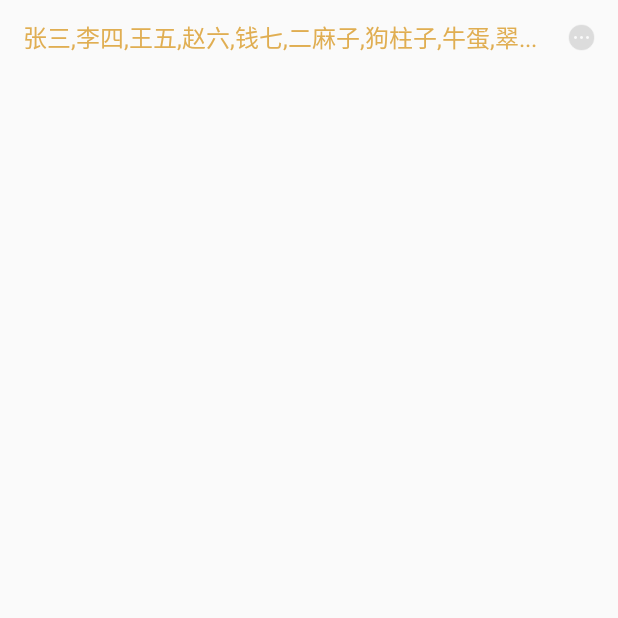
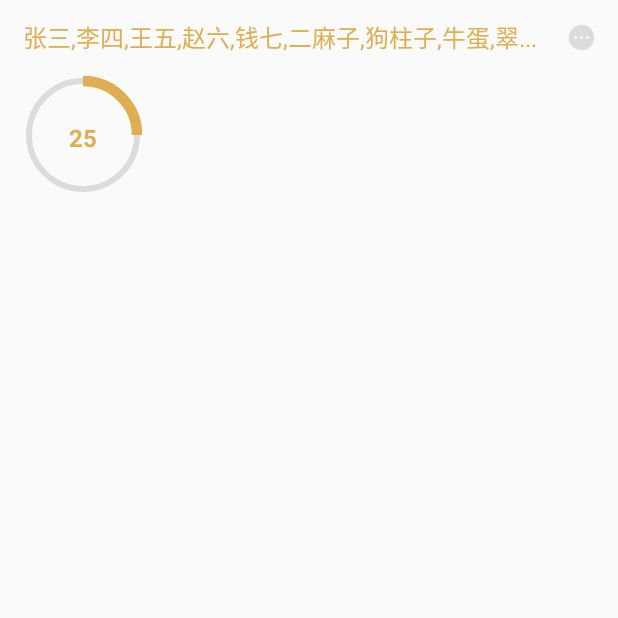
Before and after one commit to wzping/WzpKits, an Android app: the WidgetUseActivity screen opened directly, with no data from a screen before it, on a phone screen of 412 x 824 dp, the top half of it. Run offline under Robolectric (Android 15) with nearby library versions, the phone set to English and light mode, and no system bars; our stand-ins replace ButterKnife, CircleImageView.

Commit message:
widget-RoundProgressBar

```diff
--- /dev/null
+++ b/WzpLibs/src/main/java/wzp/libs/widget/RoundProgressBar.java
@@ -0,0 +1,267 @@
+package wzp.libs.widget;
+
+import android.content.Context;
+import android.content.res.TypedArray;
+import android.graphics.Canvas;
+import android.graphics.Color;
+import android.graphics.Paint;
+import android.graphics.RectF;
+import android.graphics.Typeface;
+import android.util.AttributeSet;
+import android.view.View;
+
+import wzp.libs.R;
+
+
+/**
+ * 自定义圆环进度
+ */
+public class RoundProgressBar extends View {
+	//画笔
+	private Paint paint;
+
+	//环形默认背景颜色
+	private int roundColor;
+	//环形进度背景颜色
+	private int roundProgressColor;
+	//圆环默认宽度
+	private float roundWidth;
+	//圆环进度宽度
+	private float roundProgressWidth;
+	//进度最大值，默认100
+	private int max;
+	//进度样式，默认为环形样式
+	private int style;
+	//环形样式 默认
+	private static final int STROKE = 0;
+	//饼状样式
+	private static final int FILL = 1;
+	//进度文字显示颜色
+	private int textColor;
+	//进度文字显示大小
+	private float textSize;
+	//进度文字显示的标识，默认为true
+	private boolean textIsDisplayable;
+	//是否展示% ，默认展示true
+	private boolean percentIsDisplayable;
+
+	//进度值
+	private int progress;
+
+
+	public RoundProgressBar(Context context) {
+		this(context, null);
+	}
+
+	public RoundProgressBar(Context context, AttributeSet attrs) {
+		this(context, attrs, 0);
+	}
+
+	public RoundProgressBar(Context context, AttributeSet attrs, int defStyle) {
+		super(context, attrs, defStyle);
+
+		paint = new Paint();
+
+		TypedArray mTypedArray = context.obtainStyledAttributes(attrs, R.styleable.RoundProgressBar);
+		//圆环默认显示颜色
+		roundColor = mTypedArray.getColor(R.styleable.RoundProgressBar_roundColor, Color.RED);
+		//圆环进度条颜色
+		roundProgressColor = mTypedArray.getColor(R.styleable.RoundProgressBar_roundProgressColor, Color.GREEN);
+		//圆环默认宽度
+		roundWidth = mTypedArray.getDimension(R.styleable.RoundProgressBar_roundWidth, 5);
+		//圆环进度宽度
+		roundProgressWidth = mTypedArray.getDimension(R.styleable.RoundProgressBar_roundProgressWidth, 5);
+		//进度最大值
+		max = mTypedArray.getInteger(R.styleable.RoundProgressBar_max, 100);
+		//进度展示样式（圆环形还是饼状形）
+		style = mTypedArray.getInt(R.styleable.RoundProgressBar_style, 0);
+		//字体颜色
+		textColor = mTypedArray.getColor(R.styleable.RoundProgressBar_tvColor, Color.GREEN);
+		//字体大小
+		textSize = mTypedArray.getDimension(R.styleable.RoundProgressBar_tvSize, 15);
+		//进度文字是否显示
+		textIsDisplayable = mTypedArray.getBoolean(R.styleable.RoundProgressBar_textIsDisplayable, true);
+		//%是否展示
+		percentIsDisplayable = mTypedArray.getBoolean(R.styleable.RoundProgressBar_percentIsDisplayable, true);
+
+		mTypedArray.recycle();
+	}
+
+	@Override
+	protected void onDraw(Canvas canvas) {
+		super.onDraw(canvas);
+
+		/** 画最外层的大圆环 */
+		int centre = getWidth() / 2;  						//获取圆心的x坐标
+		//绘制内圆
+		int radius = (int) (centre - roundProgressWidth / 2);   	//圆环的半径     【 注意：设置的时候，圆环进度的宽度roundProgressWidth不能小于圆环的宽度roundWidth,否则显示会有问题】
+		paint.setColor(roundColor); 						//设置圆环的颜色
+		paint.setStyle(Paint.Style.STROKE); 				//设置空心
+		paint.setStrokeWidth(roundWidth); 					//设置圆环的宽度
+		paint.setAntiAlias(true);  							//消除锯齿
+		//参数说明 - drawCircle (float cx, float cy, float radius, Paint paint)
+		//cx：圆心的x坐标。 cy：圆心的y坐标。radius：圆的半径。paint：绘制时所使用的画笔。
+		canvas.drawCircle(centre, centre, radius, paint);   //画出圆环
+
+		//绘制进度值文字
+		paint.setStrokeWidth(0);
+		paint.setColor(textColor);
+		paint.setTextSize(textSize);
+		paint.setTypeface(Typeface.DEFAULT_BOLD);
+		int percent = progress * 100 / max;
+		float textWidth;
+		if (percentIsDisplayable){
+			textWidth = paint.measureText(percent + "%");
+		}else{
+			textWidth = paint.measureText(percent + "");
+		}
+
+		if(textIsDisplayable && style == STROKE){
+			if (percentIsDisplayable){
+				canvas.drawText(percent + "%", centre - textWidth / 2, centre + textSize / 2, paint);
+			}else{
+				canvas.drawText(percent+"", centre - textWidth / 2, centre + textSize / 2, paint);
+			}
+
+		}
+
+
+//		paint.setStrokeWidth(roundWidth);  //设置圆环的宽度
+		paint.setStrokeWidth(roundProgressWidth);
+		paint.setColor(roundProgressColor); //设置进度的颜色
+
+		RectF oval = new RectF(centre - radius, centre - radius, centre + radius, centre + radius); //用于定义的圆弧的形状和大小的界限
+
+		switch (style) {
+		case STROKE:
+			paint.setStyle(Paint.Style.STROKE);
+			canvas.drawArc(oval, 270, 360 * progress / max, false, paint);   //根据进度画圆弧
+			break;
+		case FILL:
+			paint.setStyle(Paint.Style.FILL_AND_STROKE);
+			if(progress !=0)
+				canvas.drawArc(oval, 270, 360 * progress / max, true, paint);
+			break;
+
+			// 0 从右边开始
+			// 270 从上边开始
+		}
+
+	}
+
+
+	//========================== 对外公开方法 =============================
+
+
+	public synchronized int getMax() {
+		return max;
+	}
+
+
+	/**
+	 * 设置进度的最大值
+	 * @param max
+	 */
+	public synchronized void setMax(int max) {
+		if(max < 0){
+			throw new IllegalArgumentException("max not less than 0");
+		}
+		this.max = max;
+	}
+
+
+	/**
+	 * 获取进度.需要同步
+	 * @return
+	 */
+	public synchronized int getProgress() {
+		return progress;
+	}
+
+
+	/**
+	 * 设置进度，此为线程安全控件，由于考虑多线的问题，需要同步
+	 * 刷新界面调用postInvalidate()能在非UI线程刷新
+	 * @param progress
+	 */
+	public synchronized void setProgress(int progress) {
+		if(progress < 0){
+			throw new IllegalArgumentException("progress not less than 0");
+		}
+		if(progress > max){
+			progress = max;
+		}
+		if(progress <= max){
+			this.progress = progress;
+			postInvalidate();
+		}
+	}
+
+
+	/**
+	 * 圆环默认显示颜色
+	 * @return
+	 */
+	public int getRoundColor() {
+		return roundColor;
+	}
+
+
+	public void setRoundColor(int roundColor) {
+		this.roundColor = roundColor;
+	}
+
+	/**
+	 * 圆环进度条颜色
+	 * @return
+	 */
+	public int getRoundProgressColor() {
+		return roundProgressColor;
+	}
+
+
+	public void setRoundProgressColor(int roundProgressColor) {
+		this.roundProgressColor = roundProgressColor;
+	}
+
+
+	/**
+	 * 进度文字显示颜色
+	 * @return
+	 */
+	public int getTextColor() {
+		return textColor;
+	}
+
+	public void setTextColor(int textColor) {
+		this.textColor = textColor;
+	}
+
+
+	/**
+	 * 进度文字显示大小
+	 * @return
+	 */
+	public float getTextSize() {
+		return textSize;
+	}
+
+	public void setTextSize(float textSize) {
+		this.textSize = textSize;
+	}
+
+
+	/**
+	 * 圆环默认宽度
+	 * @return
+	 */
+	public float getRoundWidth() {
+		return roundWidth;
+	}
+
+
+	public void setRoundWidth(float roundWidth) {
+		this.roundWidth = roundWidth;
+	}
+
+}
--- a/app/src/main/java/wzp/kits/use/widget/WidgetUseActivity.java
+++ b/app/src/main/java/wzp/kits/use/widget/WidgetUseActivity.java
@@ -8,6 +8,7 @@ import butterknife.BindView;
 import wzp.kits.BaseActivity;
 import wzp.kits.R;
 import wzp.libs.widget.LineTextView;
+import wzp.libs.widget.RoundProgressBar;
 
 
 /**
@@ -21,6 +22,9 @@ public class WidgetUseActivity extends BaseActivity {
     @BindView(R.id.iv_switch_line)
     ImageView iv_switch_line;
 
+    @BindView(R.id.round_progress_bar)
+    RoundProgressBar round_progress_bar;
+
     @Override
     protected int getLayout() {
         return R.layout.activity_widget_use;
@@ -30,6 +34,8 @@ public class WidgetUseActivity extends BaseActivity {
     protected void initValues() {
         String name = "张三,李四,王五,赵六,钱七,二麻子,狗柱子,牛蛋,翠花，西湾子，狗剩，还有啥，哈哈,赖皮蛤蟆,哇哇兔，莉莉，也不知道够不够两行了";
         line_text_view.setText(name);
+
+        round_progress_bar.setProgress(25);
     }
 
     @Override
--- a/app/src/main/res/layout/activity_widget_use.xml
+++ b/app/src/main/res/layout/activity_widget_use.xml
@@ -1,5 +1,6 @@
 <?xml version="1.0" encoding="utf-8"?>
 <LinearLayout xmlns:android="http://schemas.android.com/apk/res/android"
+    xmlns:app="http://schemas.android.com/apk/res-auto"
     android:layout_width="match_parent"
     android:layout_height="match_parent"
     android:orientation="vertical"
@@ -34,4 +35,34 @@
             android:src="@drawable/selector_ic_more" />
     </RelativeLayout>
 
+
+    <!--自定义圆环进度-->
+    <wzp.libs.widget.RoundProgressBar
+        android:id="@+id/round_progress_bar"
+        android:layout_width="80dp"
+        android:layout_height="80dp"
+        android:layout_marginTop="15dp"
+        app:roundColor="@color/gray_DC"
+        app:roundProgressColor="@color/colorPrimary"
+        app:max="100"
+        app:tvColor="@color/colorPrimary"
+        app:tvSize="16sp"
+        app:textIsDisplayable="true"
+        app:percentIsDisplayable="false"
+        app:style="STROKE"
+        app:roundWidth="4dp"
+        app:roundProgressWidth="7dp"/>
+
+    <!--roundColor 圆环默认显示颜色(默认红色) -->
+    <!--roundProgressColor 圆环进度条颜色（默认绿色） -->
+    <!--max 进度最大值（默认100） -->
+    <!--tvColor 进度文字显示颜色（默认绿色） -->
+    <!--tvSize 进度字体显示大小（默认15） -->
+    <!--textIsDisplayable 进度文字是否显示（默认是显示的） -->
+    <!--percentIsDisplayable %是否展示（默认是显示的） -->
+    <!--style STROKE-圆环样式(默认)  FILL（饼状样式）-->
+    <!--roundWidth 圆环默认宽度（默认5） -->
+    <!--roundProgressWidth 圆环进度宽度（默认5） -->
+    <!--注意：圆环进度的宽度不能小于圆环的宽度-->
+
 </LinearLayout>
--- a/app/src/main/res/values/colors.xml
+++ b/app/src/main/res/values/colors.xml
@@ -10,4 +10,6 @@
     <color name="blue">#3cc3fb</color>
 
     <color name="black_trans88">#88000000</color>
+
+    <color name="gray_DC">#DCDCDC</color>
 </resources>
```
Also changed, not shown: WzpLibs/src/main/res/values/attrs.xml (+18 -0 lines).
